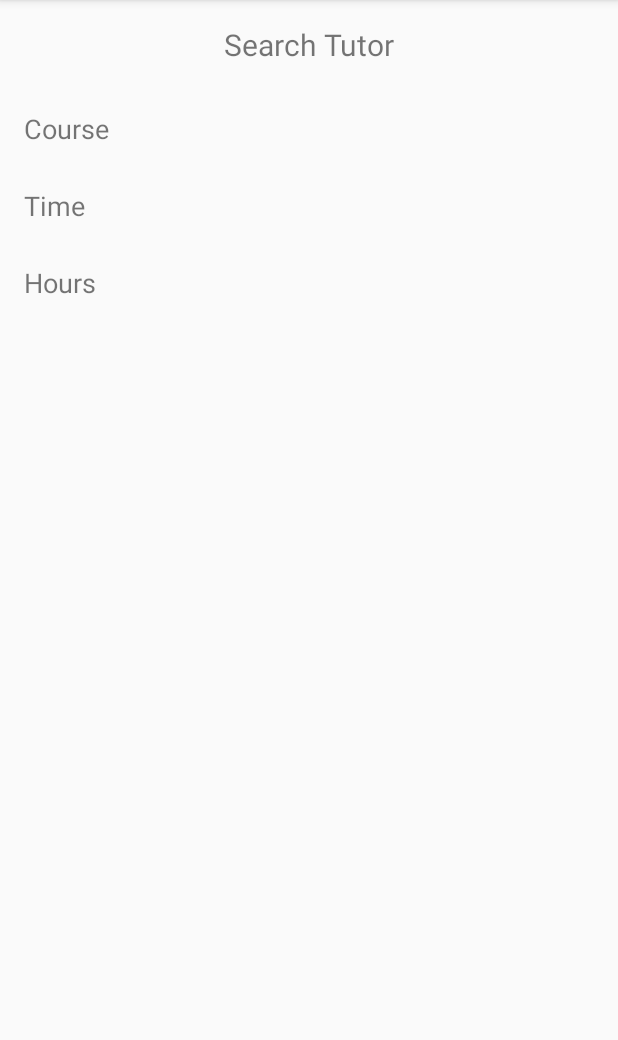
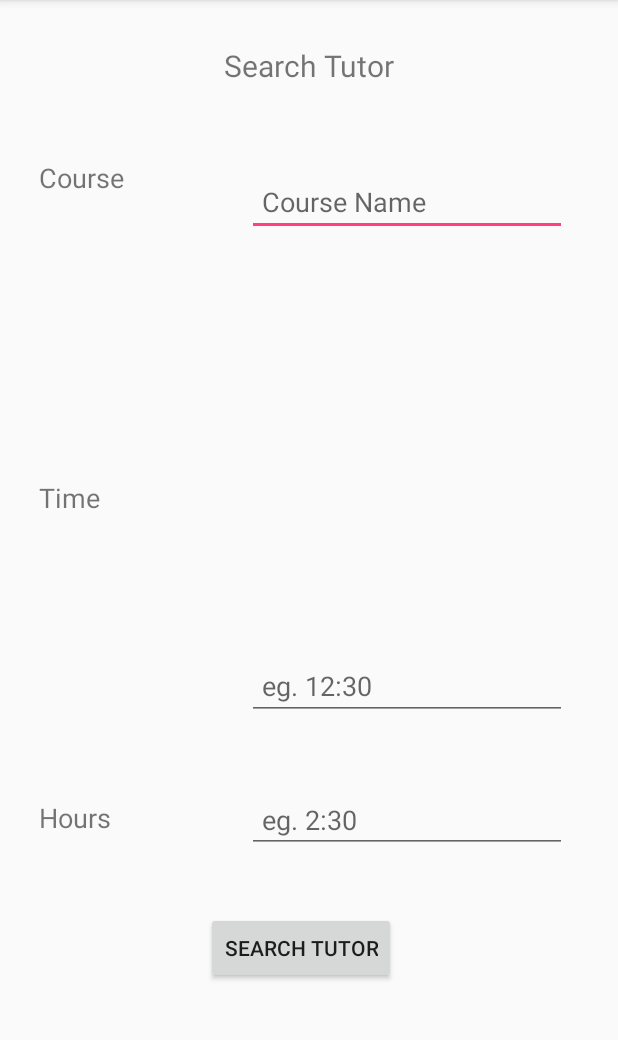
Before and after one commit to Andrewjjj/Tuber, an Android app: the SearchTutor screen opened directly, with no data from a screen before it, on a phone screen of 412 x 824 dp, the part 84-1124 px from its top. Run offline under Robolectric (Android 15) with nearby library versions, the phone set to English and light mode, and no system bars.

Commit message:
Activity Search UI

```diff
--- a/app/src/main/res/layout/activity_search_tutor.xml
+++ b/app/src/main/res/layout/activity_search_tutor.xml
@@ -7,21 +7,25 @@
     tools:context=".SearchTutor">
 
     <TextView
-        android:id="@+id/textView5"
+        android:id="@+id/tutorCourse"
         android:layout_width="90dp"
-        android:layout_height="35dp"
+        android:layout_height="45dp"
         android:layout_marginStart="16dp"
-        android:layout_marginTop="30dp"
+        android:layout_marginTop="96dp"
+        android:layout_marginEnd="29dp"
+        android:padding="10dp"
         android:text="Course"
+        android:textAlignment="viewStart"
         android:textSize="18sp"
+        app:layout_constraintEnd_toStartOf="@+id/courseName"
         app:layout_constraintStart_toStartOf="parent"
-        app:layout_constraintTop_toBottomOf="@+id/textView6" />
+        app:layout_constraintTop_toTopOf="parent" />
 
     <TextView
-        android:id="@+id/textView6"
+        android:id="@+id/searchTutor"
         android:layout_width="wrap_content"
         android:layout_height="wrap_content"
-        android:layout_marginTop="16dp"
+        android:layout_marginTop="30dp"
         android:text="Search Tutor"
         android:textSize="20sp"
         app:layout_constraintEnd_toEndOf="parent"
@@ -29,25 +33,95 @@
         app:layout_constraintTop_toTopOf="parent" />
 
     <TextView
-        android:id="@+id/textView7"
+        android:id="@+id/tutorTime"
         android:layout_width="90dp"
-        android:layout_height="35dp"
+        android:layout_height="45dp"
         android:layout_marginStart="16dp"
-        android:layout_marginTop="16dp"
+        android:layout_marginTop="19dp"
+        android:layout_marginEnd="29dp"
+        android:layout_marginBottom="19dp"
+        android:padding="10dp"
         android:text="Time"
+        android:textAlignment="viewStart"
         android:textSize="18sp"
+        app:layout_constraintBottom_toTopOf="@+id/tutorHour"
+        app:layout_constraintEnd_toStartOf="@+id/tutorTimes"
         app:layout_constraintStart_toStartOf="parent"
-        app:layout_constraintTop_toBottomOf="@+id/textView5" />
+        app:layout_constraintTop_toBottomOf="@+id/tutorCourse" />
 
     <TextView
-        android:id="@+id/textView8"
-        android:layout_width="82dp"
-        android:layout_height="40dp"
+        android:id="@+id/tutorHour"
+        android:layout_width="90dp"
+        android:layout_height="45dp"
         android:layout_marginStart="16dp"
-        android:layout_marginTop="16dp"
+        android:layout_marginEnd="29dp"
+        android:layout_marginBottom="200dp"
+        android:padding="10dp"
         android:text="Hours"
+        android:textAlignment="viewStart"
         android:textSize="18sp"
-        app:layout_constraintStart_toStartOf="parent"
-        app:layout_constraintTop_toBottomOf="@+id/textView7" />
+        app:layout_constraintBottom_toBottomOf="parent"
+        app:layout_constraintEnd_toStartOf="@+id/hoursLearn"
+        app:layout_constraintStart_toStartOf="parent" />
+
+    <EditText
+        android:id="@+id/courseName"
+        android:layout_width="wrap_content"
+        android:layout_height="45dp"
+        android:layout_marginStart="29dp"
+        android:layout_marginTop="30dp"
+        android:layout_marginEnd="34dp"
+        android:layout_marginBottom="8dp"
+        android:ems="10"
+        android:hint="Course Name"
+        android:inputType="textPersonName"
+        android:padding="10dp"
+        app:layout_constraintBottom_toTopOf="@+id/tutorTimes"
+        app:layout_constraintEnd_toEndOf="parent"
+        app:layout_constraintStart_toEndOf="@+id/tutorCourse"
+        app:layout_constraintTop_toBottomOf="@+id/searchTutor"
+        app:layout_constraintVertical_bias="0.083" />
+
+    <EditText
+        android:id="@+id/tutorTimes"
+        android:layout_width="wrap_content"
+        android:layout_height="45dp"
+        android:layout_marginStart="29dp"
+        android:layout_marginEnd="34dp"
+        android:layout_marginBottom="44dp"
+        android:ems="10"
+        android:hint="eg. 12:30"
+        android:inputType="time"
+        android:padding="10dp"
+        app:layout_constraintBottom_toTopOf="@+id/hoursLearn"
+        app:layout_constraintEnd_toEndOf="parent"
+        app:layout_constraintStart_toEndOf="@+id/tutorTime" />
+
+    <EditText
+        android:id="@+id/hoursLearn"
+        android:layout_width="wrap_content"
+        android:layout_height="wrap_content"
+        android:layout_marginStart="29dp"
+        android:layout_marginEnd="34dp"
+        android:layout_marginBottom="39dp"
+        android:ems="10"
+        android:hint="eg. 2:30"
+        android:inputType="time"
+        android:padding="10dp"
+        app:layout_constraintBottom_toTopOf="@+id/searchButton"
+        app:layout_constraintEnd_toEndOf="parent"
+        app:layout_constraintStart_toEndOf="@+id/tutorHour" />
+
+    <Button
+        android:id="@+id/searchButton"
+        android:layout_width="wrap_content"
+        android:layout_height="wrap_content"
+        android:layout_marginStart="150dp"
+        android:layout_marginEnd="161dp"
+        android:layout_marginBottom="112dp"
+        android:text="Search Tutor"
+        app:layout_constraintBottom_toBottomOf="parent"
+        app:layout_constraintEnd_toEndOf="parent"
+        app:layout_constraintStart_toStartOf="parent" />
 
 </android.support.constraint.ConstraintLayout>
```
